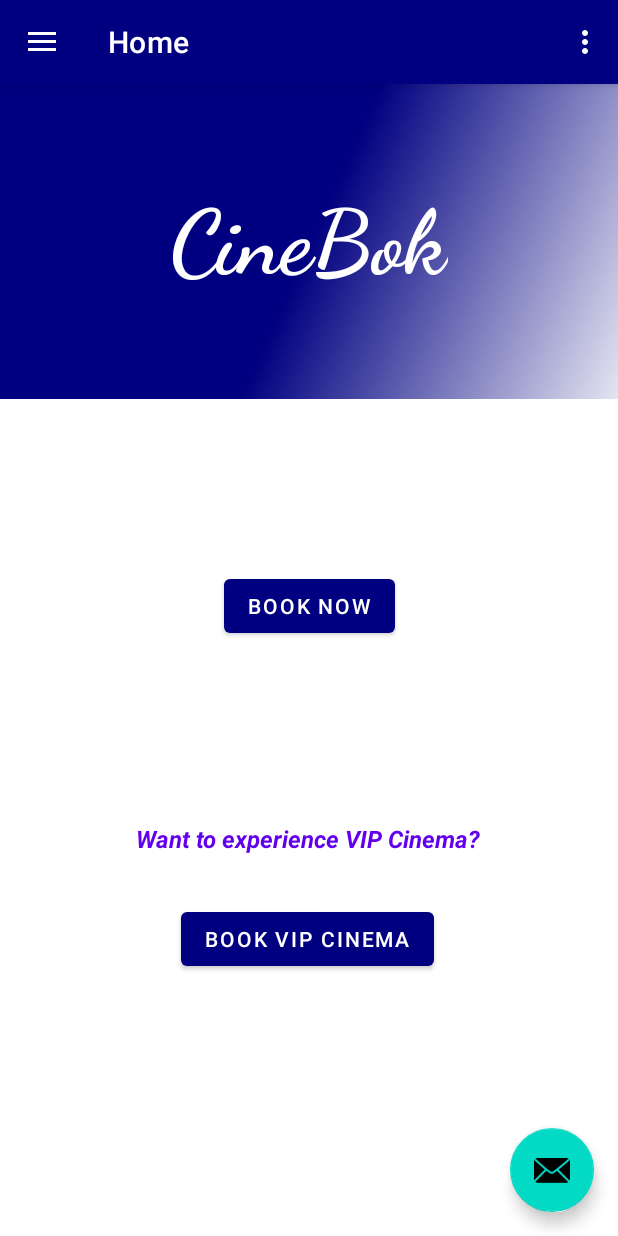
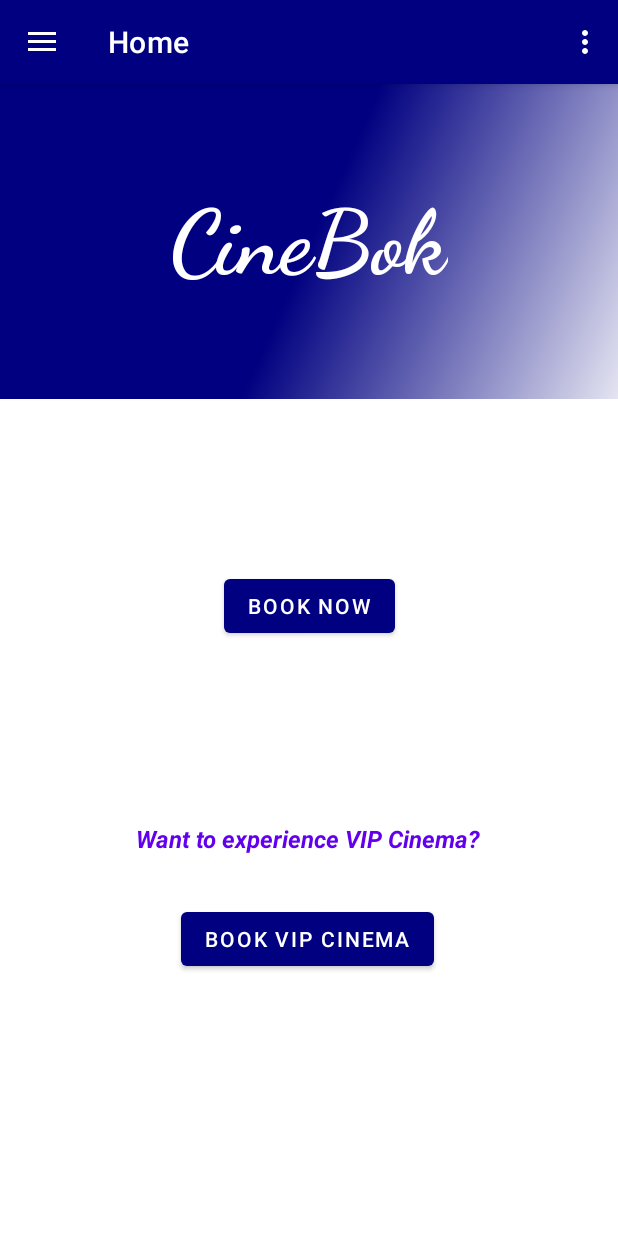
Before and after one commit to t-w-i-n-k-l-y/MAD-Virtuali.CineBok, an Android app: the screen it shows after launch (HomeActivity), on a phone screen of 412 x 824 dp. Run offline under Robolectric (Android 15) with nearby library versions, the light colour scheme and no system bars; our stand-ins replace navigation-ui.

Commit message:
error solving

```diff
--- a/app/src/main/AndroidManifest.xml
+++ b/app/src/main/AndroidManifest.xml
@@ -1,6 +1,8 @@
 <?xml version="1.0" encoding="utf-8"?>
 <manifest xmlns:android="http://schemas.android.com/apk/res/android"
     package="com.virtuali.cinebok">
+
+    <uses-permission android:name="android.permission.INTERNET" />
 
     <application
         android:allowBackup="true"
--- a/app/src/main/java/com/virtuali/cinebok/HomeActivity.java
+++ b/app/src/main/java/com/virtuali/cinebok/HomeActivity.java
@@ -33,13 +33,13 @@ public class HomeActivity extends AppCompatActivity {
         setContentView(binding.getRoot());
 
         setSupportActionBar(binding.appBarHome.toolbar);
-        binding.appBarHome.fab.setOnClickListener(new View.OnClickListener() {
-            @Override
-            public void onClick(View view) {
-                Snackbar.make(view, "Replace with your own action", Snackbar.LENGTH_LONG)
-                        .setAction("Action", null).show();
-            }
-        });
+//        binding.appBarHome.fab.setOnClickListener(new View.OnClickListener() {
+//            @Override
+//            public void onClick(View view) {
+//                Snackbar.make(view, "Replace with your own action", Snackbar.LENGTH_LONG)
+//                        .setAction("Action", null).show();
+//            }
+//        });
         DrawerLayout drawer = binding.drawerLayout;
         NavigationView navigationView = binding.navView;
         // Passing each menu ID as a set of Ids because each
--- a/app/src/main/java/com/virtuali/cinebok/VipBookingActivity.java
+++ b/app/src/main/java/com/virtuali/cinebok/VipBookingActivity.java
@@ -46,6 +46,7 @@ public class VipBookingActivity extends AppCompatActivity {
                         vb.setNoTickets(et_no_tickets_t.getText().toString().trim());
                         vb.settPrice(ticketPrice);
 
+                        GlobalClass.snackTot = 0;
                         String tot = vb.getTicketTot();
 
                         Intent intent = new Intent(VipBookingActivity.this,VipCheckoutActivity.class);
--- a/app/src/main/java/com/virtuali/cinebok/model/GlobalClass.java
+++ b/app/src/main/java/com/virtuali/cinebok/model/GlobalClass.java
@@ -2,6 +2,6 @@ package com.virtuali.cinebok.model;
 
 public class GlobalClass {
 
-    public static int snackTot;
+    public static double snackTot;
 
 }
--- a/app/src/main/res/layout/app_bar_home.xml
+++ b/app/src/main/res/layout/app_bar_home.xml
@@ -22,12 +22,12 @@
 
     <include layout="@layout/content_home" />
 
-    <com.google.android.material.floatingactionbutton.FloatingActionButton
-        android:id="@+id/fab"
-        android:layout_width="wrap_content"
-        android:layout_height="wrap_content"
-        android:layout_gravity="bottom|end"
-        android:layout_margin="@dimen/fab_margin"
-        app:srcCompat="@android:drawable/ic_dialog_email" />
+<!--    <com.google.android.material.floatingactionbutton.FloatingActionButton-->
+<!--        android:id="@+id/fab"-->
+<!--        android:layout_width="wrap_content"-->
+<!--        android:layout_height="wrap_content"-->
+<!--        android:layout_gravity="bottom|end"-->
+<!--        android:layout_margin="@dimen/fab_margin"-->
+<!--        app:srcCompat="@android:drawable/ic_dialog_email" />-->
 
 </androidx.coordinatorlayout.widget.CoordinatorLayout>
--- a/app/src/main/res/layout/snack_item_cus.xml
+++ b/app/src/main/res/layout/snack_item_cus.xml
@@ -75,7 +75,7 @@
             android:layout_toRightOf="@id/img_snack1_t"
             android:hint="0"
             android:padding="15dp"
-            android:text="@string/itemCount" />
+            android:imeOptions="actionDone"/>
 
         <!--        <LinearLayout-->
         <!--            android:layout_width="match_parent"-->
--- a/app/src/main/res/menu/activity_main_drawer.xml
+++ b/app/src/main/res/menu/activity_main_drawer.xml
@@ -6,15 +6,12 @@
     <group android:checkableBehavior="single">
         <item
             android:id="@+id/nav_home"
-            android:icon="@drawable/ic_menu_camera"
             android:title="@string/menu_home" />
         <item
             android:id="@+id/nav_gallery"
-            android:icon="@drawable/ic_menu_gallery"
             android:title="@string/menu_profile" />
         <item
             android:id="@+id/nav_slideshow"
-            android:icon="@drawable/ic_menu_slideshow"
             android:title="@string/menu_booking_history" />
         <item
             android:id="@+id/nav_logout"
--- a/app/src/main/res/values-night/themes.xml
+++ b/app/src/main/res/values-night/themes.xml
@@ -2,9 +2,9 @@
     <!-- Base application theme. -->
     <style name="Theme.CineBok" parent="Theme.MaterialComponents.DayNight.DarkActionBar">
         <!-- Primary brand color. -->
-        <item name="colorPrimary">@color/purple_200</item>
-        <item name="colorPrimaryVariant">@color/purple_700</item>
-        <item name="colorOnPrimary">@color/black</item>
+        <item name="colorPrimary">@color/navy_blue</item>
+        <item name="colorPrimaryVariant">@color/black</item>
+        <item name="colorOnPrimary">@color/white</item>
         <!-- Secondary brand color. -->
         <item name="colorSecondary">@color/teal_200</item>
         <item name="colorSecondaryVariant">@color/teal_200</item>
```
Also changed, not shown: app/src/main/java/com/virtuali/cinebok/SnackBeverageActivity.java (+13 -1 lines), app/src/main/java/com/virtuali/cinebok/SnackBeverageAdapter.java (+9 -7 lines), app/src/main/java/com/virtuali/cinebok/SnackBeverageAdapterCus.java (+21 -7 lines), app/src/main/java/com/virtuali/cinebok/VipCheckoutActivity.java (+5 -3 lines), app/src/main/java/com/virtuali/cinebok/VipMovieAdapter.java (+8 -3 lines), app/src/main/java/com/virtuali/cinebok/model/ScheduleVip.java (+9 -0 lines), app/src/main/java/com/virtuali/cinebok/model/SnackOrder.java (added, +27 -0 lines), app/src/main/res/layout/movie_item.xml (+8 -1 lines).
